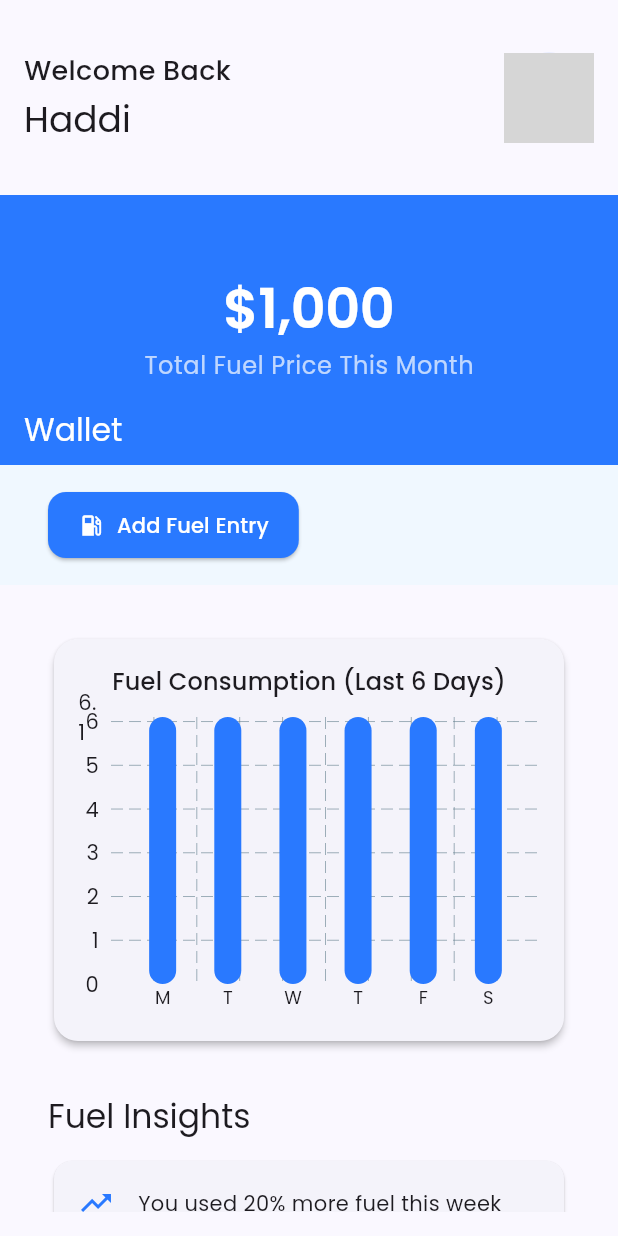
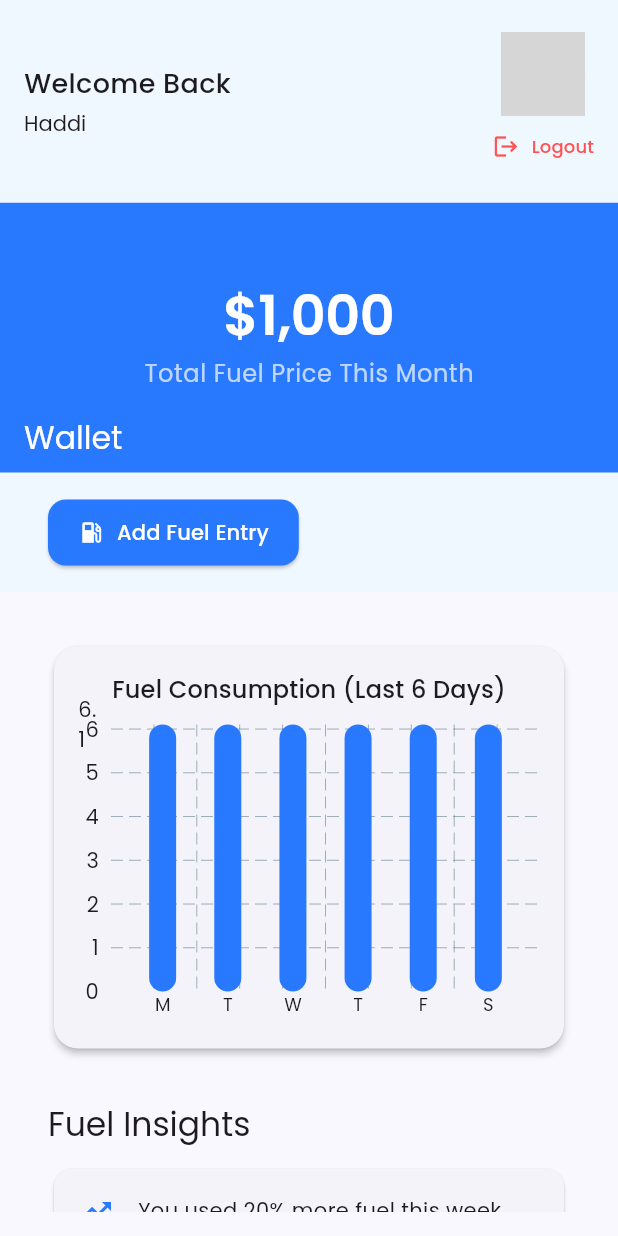
Before and after one commit to mhaddi12/fuelnow, a Flutter app: the HomeView screen opened by its route, on a phone screen of 412 x 824 dp. Run offline on Flutter 3.47's test engine with Material 3 defaults, Android fonts, the phone set to English and light mode, and no system bars; drawn by our look-alikes of fl_chart; our stand-ins replace firebase_auth, firebase_core, flutter_riverpod, go_router, google_fonts, shared_preferences; missing offline and left inert: animated_icon; accounts and stored records are empty; network calls fail; grey boxes are pictures that could not be loaded.

Commit message:
splash_view.dart, verify_account.dart home_view.dart and logout_alert.dart add

```diff
--- a/lib/utils/app_routes.dart
+++ b/lib/utils/app_routes.dart
@@ -5,6 +5,8 @@ import 'package:fuelnow/views/splash_view.dart';
 import '../views/sign_up_view.dart';
 import 'package:flutter/material.dart';
 import 'package:go_router/go_router.dart';
+
+import '../views/verify_account.dart';
 
 final GoRouter router = GoRouter(
   initialLocation: '/',
@@ -33,5 +35,11 @@ final GoRouter router = GoRouter(
         return const HomeView();
       },
     ),
+    GoRoute(
+      path: '/verify-account',
+      builder: (BuildContext context, GoRouterState state) {
+        return EmailVerificationScreen();
+      },
+    ),
   ],
 );
--- a/lib/views/home_view.dart
+++ b/lib/views/home_view.dart
@@ -1,9 +1,12 @@
 import 'dart:math';
-
 import 'package:flutter/material.dart';
 import 'package:flutter_riverpod/flutter_riverpod.dart';
 import 'package:fl_chart/fl_chart.dart';
+import 'package:fuelnow/view_models/auth_view_model.dart';
 import 'package:go_router/go_router.dart';
+
+import '../providers/auth_provider.dart';
+import '../widgets/logout_alert.dart';
 
 class HomeView extends ConsumerStatefulWidget {
   const HomeView({super.key});
@@ -16,18 +19,17 @@ class _HomeViewState extends ConsumerState<HomeView> {
   @override
   Widget build(BuildContext context) {
     final theme = Theme.of(context);
-
+    final notifier = ref.read(signUpNotifierProvider.notifier);
     return Scaffold(
       backgroundColor: theme.colorScheme.background,
       body: SafeArea(
         child: CustomScrollView(
           slivers: [
-            // Welcome Header
-            // SliverAppBar(backgroundColor: theme.colorScheme.background),
+            // Welcome Header with Logout
             SliverAppBar(
               automaticallyImplyLeading: false,
-              toolbarHeight: 130,
-              backgroundColor: theme.colorScheme.background,
+              toolbarHeight: 135.0,
+              backgroundColor: theme.colorScheme.surface,
               flexibleSpace: FlexibleSpaceBar(
                 background: Padding(
                   padding: const EdgeInsets.symmetric(
@@ -49,14 +51,45 @@ class _HomeViewState extends ConsumerState<HomeView> {
                             ),
                           ),
                           const SizedBox(height: 4),
-                          Text('Haddi', style: theme.textTheme.headlineSmall),
+                          Text(
+                            'Haddi',
+                            style: theme.textTheme.headlineSmall?.copyWith(
+                              fontSize: 14,
+                            ),
+                          ),
                         ],
                       ),
-                      const CircleAvatar(
-                        radius: 30,
-                        backgroundImage: NetworkImage(
-                          'https://cdn-icons-png.flaticon.com/512/6100/6100027.png',
-                        ),
+                      Column(
+                        mainAxisAlignment: MainAxisAlignment.center,
+                        children: [
+                          const CircleAvatar(
+                            radius: 28,
+                            backgroundImage: NetworkImage(
+                              'https://cdn-icons-png.flaticon.com/512/6100/6100027.png',
+                            ),
+                          ),
+                          const SizedBox(height: 4),
+                          TextButton.icon(
+                            onPressed: () => _handleLogout(notifier),
+                            icon: Icon(
+                              Icons.logout,
+                              size: 18,
+                              color: theme.colorScheme.error,
+                            ),
+                            label: Text(
+                              'Logout',
+                              style: TextStyle(
+                                color: theme.colorScheme.error,
+                                fontSize: 12,
+                              ),
+                            ),
+                            style: TextButton.styleFrom(
+                              visualDensity: VisualDensity.compact,
+                              padding: EdgeInsets.zero,
+                              tapTargetSize: MaterialTapTargetSize.shrinkWrap,
+                            ),
+                          ),
+                        ],
                       ),
                     ],
                   ),
@@ -108,10 +141,11 @@ class _HomeViewState extends ConsumerState<HomeView> {
               ),
             ),
 
+            // Add Fuel Entry Button
             SliverAppBar(
               automaticallyImplyLeading: false,
               pinned: true,
-              backgroundColor: Theme.of(context).colorScheme.surface,
+              backgroundColor: theme.colorScheme.surface,
               toolbarHeight: 80,
               title: Padding(
                 padding: const EdgeInsets.symmetric(horizontal: 16.0),
@@ -135,10 +169,7 @@ class _HomeViewState extends ConsumerState<HomeView> {
             ),
 
             // Fuel Stats Section
-
-            // End filler
             SliverFillRemaining(
-              //hasScrollBody: false,
               fillOverscroll: true,
               child: Padding(
                 padding: const EdgeInsets.all(16.0),
@@ -211,7 +242,9 @@ class _HomeViewState extends ConsumerState<HomeView> {
                                           x: index,
                                           barRods: [
                                             BarChartRodData(
-                                              toY: Random().nextDouble() * 10 + 5, // Random double between 5 and 15
+                                              toY:
+                                                  Random().nextDouble() * 10 +
+                                                  5,
                                               color: theme.colorScheme.primary,
                                               width: 18,
                                             ),
@@ -229,7 +262,7 @@ class _HomeViewState extends ConsumerState<HomeView> {
 
                       // Additional Insights
                       Padding(
-                        padding: EdgeInsets.all(16.0),
+                        padding: const EdgeInsets.all(16.0),
                         child: Column(
                           crossAxisAlignment: CrossAxisAlignment.start,
                           children: [
@@ -260,6 +293,25 @@ class _HomeViewState extends ConsumerState<HomeView> {
           ],
         ),
       ),
+    );
+  }
+
+  void _handleLogout(SignUpNotifier notifier) {
+    showDialog(
+      context: context,
+      barrierDismissible: true,
+      builder:
+          (context) => LogoutAlertDialog(
+            onConfirm: () {
+              notifier.logout();
+              // Your logout logic here
+              ScaffoldMessenger.of(context).showSnackBar(
+                const SnackBar(content: Text("Successfully logged out.")),
+              );
+              GoRouter.of(context).go('/login');
+              // Navigate or call logout logic
+            },
+          ),
     );
   }
 
--- a/pubspec.yaml
+++ b/pubspec.yaml
@@ -48,7 +48,7 @@ dev_dependencies:
   # activated in the `analysis_options.yaml` file located at the root of your
   # package. See that file for information about deactivating specific lint
   # rules and activating additional ones.
-  flutter_lints: ^4.0.0
+  flutter_lints: ^5.0.0
   go_router: ^15.1.1
   fl_chart: ^0.71.0
   firebase_core: ^3.13.0
@@ -95,3 +95,5 @@ flutter:
   #
   # For details regarding fonts from package dependencies,
   # see https://flutter.dev/to/font-from-package
+  assets:
+    - assets/images/
```
Also changed, not shown: lib/view_models/auth_view_model.dart (+29 -7 lines), lib/views/splash_view.dart (+11 -3 lines), lib/views/verify_account.dart (added, +158 -0 lines), lib/widgets/logout_alert.dart (added, +83 -0 lines), pubspec.lock, 4 other files.
